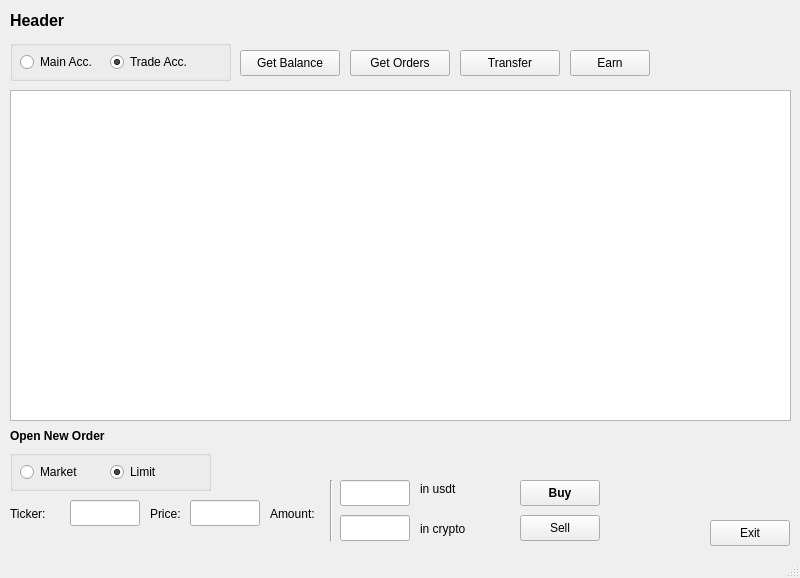
Above: QDesign/main_iface.ui from avof23/OKXTrade before the change. Below: the same form after it.
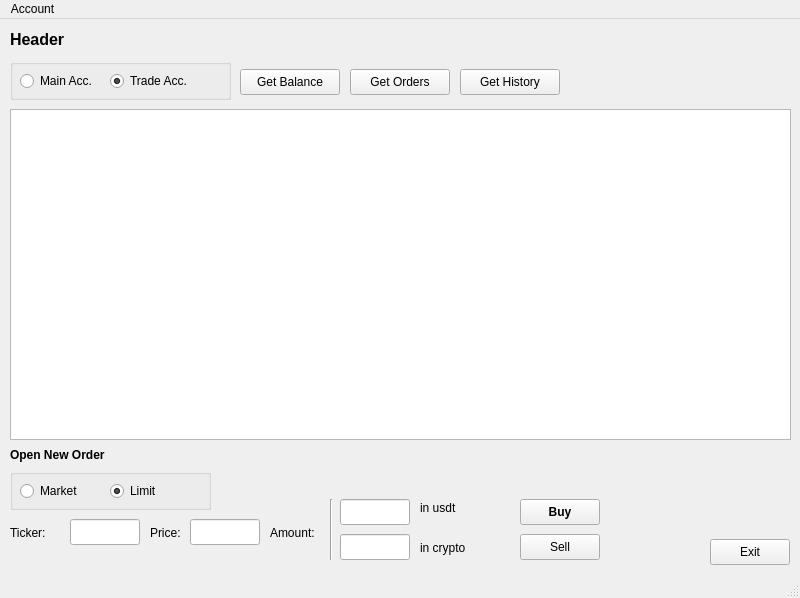
That is the form after the change. Icons and pictures are not drawn.

Commit message: function get history, menu

Patch:
```diff
--- a/QDesign/main_iface.ui
+++ b/QDesign/main_iface.ui
@@ -7,7 +7,7 @@
     <x>0</x>
     <y>0</y>
     <width>800</width>
-    <height>578</height>
+    <height>598</height>
    </rect>
   </property>
   <property name="windowTitle">
@@ -305,23 +305,6 @@
      <set>QAbstractItemView::NoEditTriggers</set>
     </property>
    </widget>
-   <widget class="QPushButton" name="btn_transfer">
-    <property name="geometry">
-     <rect>
-      <x>460</x>
-      <y>50</y>
-      <width>100</width>
-      <height>26</height>
-     </rect>
-    </property>
-    <property name="text">
-     <string>Transfer</string>
-    </property>
-    <property name="icon">
-     <iconset theme="x-office-presentation">
-      <normaloff>.</normaloff>.</iconset>
-    </property>
-   </widget>
    <widget class="QGroupBox" name="groupBox_acc">
     <property name="geometry">
      <rect>
@@ -412,18 +395,46 @@
    <widget class="QPushButton" name="btn_earn">
     <property name="geometry">
      <rect>
-      <x>570</x>
+      <x>460</x>
       <y>50</y>
-      <width>80</width>
+      <width>100</width>
       <height>26</height>
      </rect>
     </property>
     <property name="text">
-     <string>Earn</string>
+     <string>Get History</string>
     </property>
    </widget>
   </widget>
   <widget class="QStatusBar" name="statusbar"/>
+  <widget class="QMenuBar" name="menuBar">
+   <property name="geometry">
+    <rect>
+     <x>0</x>
+     <y>0</y>
+     <width>800</width>
+     <height>23</height>
+    </rect>
+   </property>
+   <widget class="QMenu" name="menuAccount">
+    <property name="title">
+     <string>Account</string>
+    </property>
+    <addaction name="actionTransfer"/>
+    <addaction name="actionEarn"/>
+   </widget>
+   <addaction name="menuAccount"/>
+  </widget>
+  <action name="actionTransfer">
+   <property name="text">
+    <string>Transfer</string>
+   </property>
+  </action>
+  <action name="actionEarn">
+   <property name="text">
+    <string>Earn</string>
+   </property>
+  </action>
  </widget>
  <resources/>
  <connections/>
```
Left out of the diff: 2 changed lines with no effect on the pictures. The commit also changes 3 other files.
